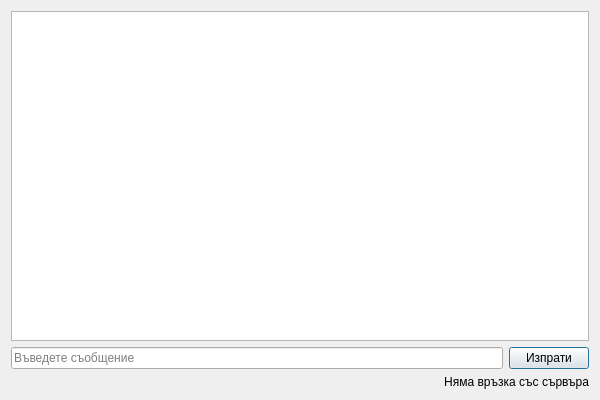
This is src/View/Widgets/ChatDialog.ui in thefinalcutbg/DinoDent as Qt 5 draws it before an edit. The edited form follows.
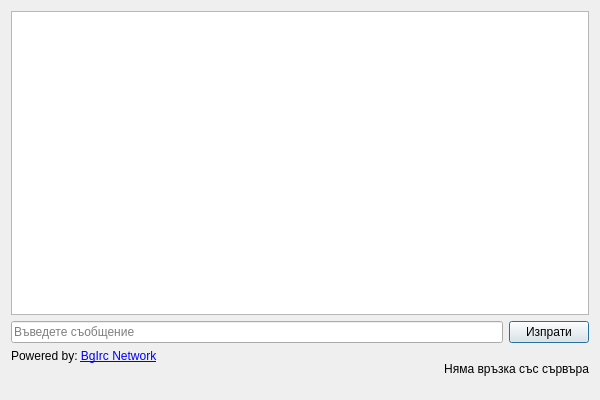
This is the edited form.

```diff
--- a/src/View/Widgets/ChatDialog.ui
+++ b/src/View/Widgets/ChatDialog.ui
@@ -43,6 +43,30 @@
     </layout>
    </item>
    <item>
+    <layout class="QHBoxLayout" name="horizontalLayout_2">
+     <property name="bottomMargin">
+      <number>0</number>
+     </property>
+     <item>
+      <widget class="QLabel" name="label">
+       <property name="sizePolicy">
+        <sizepolicy hsizetype="Preferred" vsizetype="Preferred">
+         <horstretch>0</horstretch>
+         <verstretch>0</verstretch>
+        </sizepolicy>
+       </property>
+       <property name="text">
+        <string>Powered by: &lt;a href=&quot;https://bgirc.com/&quot;&gt;&lt;span style=&quot; text-decoration: underline; color:#0000ff;&quot;&gt;BgIrc Network&lt;/span&gt;&lt;/a&gt;&lt;/p&gt;&lt;p align=&quot;center&quot;&gt;</string>
+       </property>
+       <property name="textFormat">
+        <enum>Qt::MarkdownText</enum>
+       </property>
+       <property name="openExternalLinks">
+        <bool>true</bool>
+       </property>
+      </widget>
+     </item>
+     <item>
     <widget class="QLabel" name="countLabel">
      <property name="text">
       <string>Няма връзка със сървъра</string>
@@ -51,6 +75,8 @@
       <set>Qt::AlignRight|Qt::AlignTrailing|Qt::AlignVCenter</set>
      </property>
     </widget>
+     </item>
+    </layout>
    </item>
   </layout>
  </widget>
```
Lines whose indentation alone changed are shown as unchanged.
